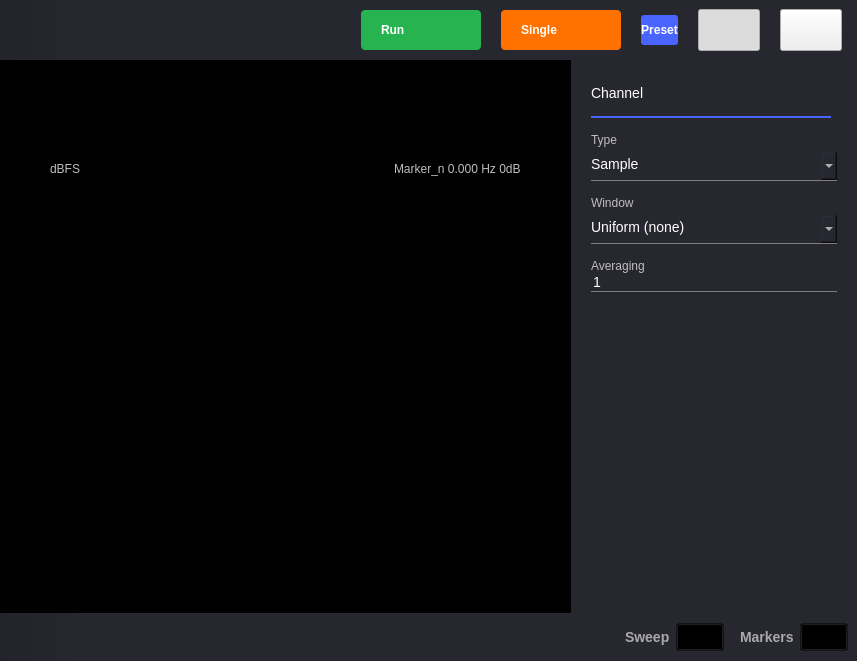
This is ui/spectrum_analyzer.ui in analogdevicesinc/scopy as Qt 5 draws it before an edit. The edited form follows.
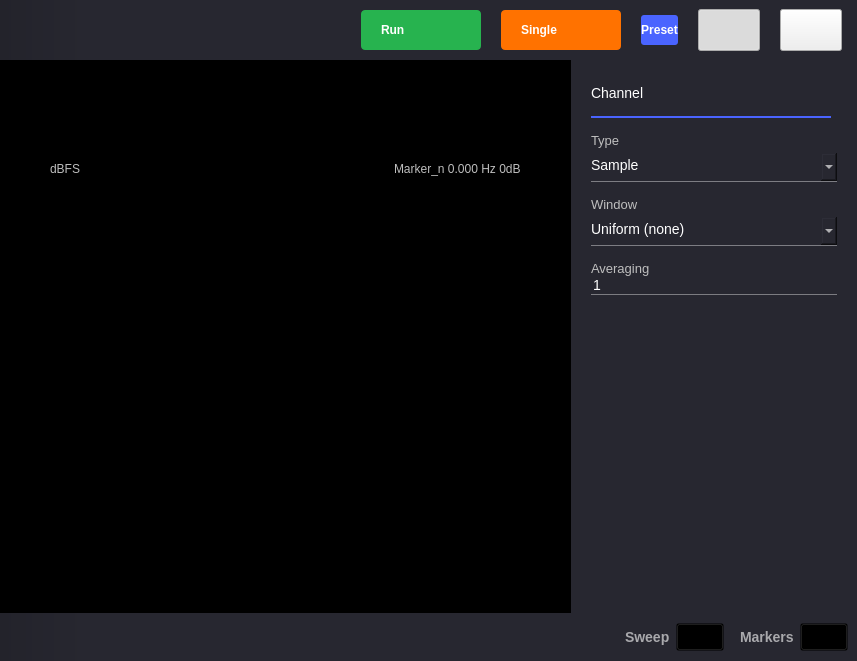
This is the edited form. The open tabs and pages were chosen to show the change. Icons and pictures are not drawn. Custom widgets are drawn as their Qt base class.

Commit message: SpectrumAnalyzer: set fontsize for regular labels

Diff of the .ui file:
```diff
--- a/ui/spectrum_analyzer.ui
+++ b/ui/spectrum_analyzer.ui
@@ -580,6 +580,9 @@
                  </property>
                  <item>
                   <widget class="QLabel" name="label_type">
+                   <property name="styleSheet">
+                    <string notr="true"> font-size: 13px;</string>
+                   </property>
                    <property name="text">
                     <string>Type</string>
                    </property>
@@ -611,6 +614,9 @@
                  </property>
                  <item>
                   <widget class="QLabel" name="label_window">
+                   <property name="styleSheet">
+                    <string notr="true"> font-size: 13px;</string>
+                   </property>
                    <property name="text">
                     <string>Window</string>
                    </property>
@@ -642,6 +648,9 @@
                  </property>
                  <item>
                   <widget class="QLabel" name="label_averaging">
+                   <property name="styleSheet">
+                    <string notr="true"> font-size: 13px;</string>
+                   </property>
                    <property name="text">
                     <string>Averaging</string>
                    </property>
```
Left out of the diff: 8 changed lines with no effect on the pictures.
